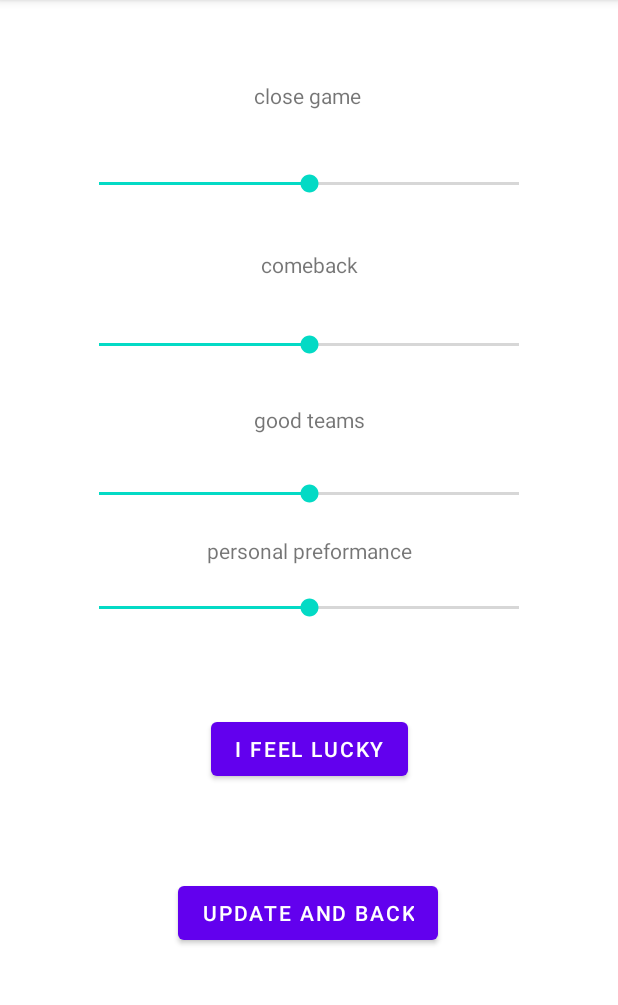
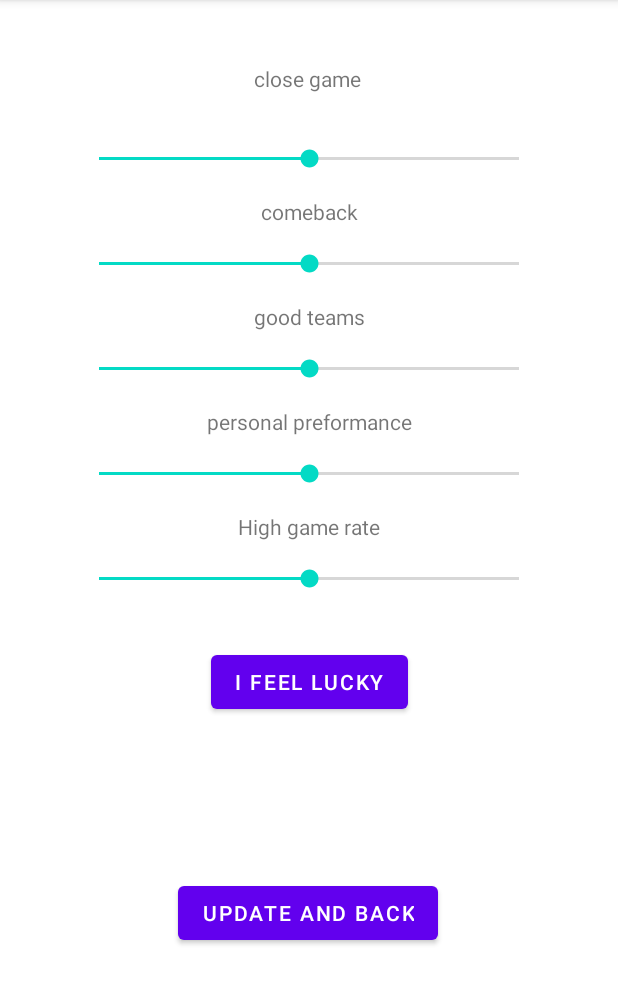
Before and after one commit to shilofed/NBA-project, an Android app: the Preference screen opened directly, with no data from a screen before it, on a phone screen of 412 x 824 dp, the part 84-1089 px from its top. Run offline under Robolectric (Android 15) with nearby library versions, the phone set to English and light mode, and no system bars; network calls fail.

Commit message:
added high game rate need to implement

```diff
--- a/NBA_Android_Studio/app/src/main/java/com/example/a2_screens/Preference.kt
+++ b/NBA_Android_Studio/app/src/main/java/com/example/a2_screens/Preference.kt
@@ -140,26 +140,31 @@ class Preference : AppCompatActivity() {
                 }
             }
         })
-//
-//        val seek4: SeekBar = findViewById(R.id.seekBar4)
-//        seek4.setOnSeekBarChangeListener(object :
-//            SeekBar.OnSeekBarChangeListener {
-//            override fun onProgressChanged(seek: SeekBar,
-//                                           progress: Int, fromUser: Boolean) {
-////                prefMap[prefArray[0]] = progress
-//
-//            }
-//
-//            override fun onStartTrackingTouch(seek: SeekBar) {
-//
-//                // write custom code for progress is started
-//            }
-//
-//            override fun onStopTrackingTouch(seek: SeekBar) {
-//
+
+        val seek4: SeekBar = findViewById(R.id.seekBar4)
+        seek4.progress = sharedPref.getInt(resources.getStringArray(R.array.types_of_game)[4], 5)
+        seek4.setOnSeekBarChangeListener(object :
+            SeekBar.OnSeekBarChangeListener {
+            override fun onProgressChanged(seek: SeekBar,
+                                           progress: Int, fromUser: Boolean) {
+//                prefMap[prefArray[0]] = progress
+
+            }
+
+            override fun onStartTrackingTouch(seek: SeekBar) {
+
+                // write custom code for progress is started
+            }
+
+            override fun onStopTrackingTouch(seek: SeekBar) {
+
 //                prefMap[prefArray[4]] = seek.progress
-//            }
-//        })
+                with(sharedPref.edit()) {
+                    putInt(prefArray[4], seek.progress)
+                    apply()
+                }
+            }
+        })
 
 
     }
--- a/NBA_Android_Studio/app/src/main/res/layout/activity_preference.xml
+++ b/NBA_Android_Studio/app/src/main/res/layout/activity_preference.xml
@@ -37,7 +37,7 @@
         android:min="0"
         app:layout_constraintBottom_toTopOf="@+id/back_button"
         app:layout_constraintTop_toTopOf="parent"
-        app:layout_constraintVertical_bias="0.135"
+        app:layout_constraintVertical_bias="0.1"
         tools:layout_editor_absoluteX="49dp" />
 
     <SeekBar
@@ -49,7 +49,7 @@
         android:min="0"
         app:layout_constraintBottom_toTopOf="@+id/back_button"
         app:layout_constraintTop_toTopOf="parent"
-        app:layout_constraintVertical_bias="0.366"
+        app:layout_constraintVertical_bias="0.25"
         tools:layout_editor_absoluteX="49dp" />
 
     <SeekBar
@@ -61,7 +61,7 @@
         android:min="0"
         app:layout_constraintBottom_toTopOf="@+id/back_button"
         app:layout_constraintTop_toTopOf="parent"
-        app:layout_constraintVertical_bias="0.579"
+        app:layout_constraintVertical_bias="0.4"
         tools:layout_editor_absoluteX="49dp" />
 
     <SeekBar
@@ -73,7 +73,19 @@
         android:min="0"
         app:layout_constraintBottom_toTopOf="@+id/back_button"
         app:layout_constraintTop_toTopOf="parent"
-        app:layout_constraintVertical_bias="0.741"
+        app:layout_constraintVertical_bias="0.55"
+        tools:layout_editor_absoluteX="16dp" />
+
+    <SeekBar
+        android:id="@+id/seekBar4"
+        android:layout_width="match_parent"
+        android:layout_height="wrap_content"
+        android:layout_margin="50dp"
+        android:max="10"
+        android:min="0"
+        app:layout_constraintBottom_toTopOf="@+id/back_button"
+        app:layout_constraintTop_toTopOf="parent"
+        app:layout_constraintVertical_bias="0.7"
         tools:layout_editor_absoluteX="16dp" />
 
     <TextView
@@ -119,4 +131,14 @@
         app:layout_constraintStart_toStartOf="parent"
         app:layout_constraintTop_toBottomOf="@+id/seekBar2" />
 
+    <TextView
+        android:id="@+id/textView10"
+        android:layout_width="wrap_content"
+        android:layout_height="wrap_content"
+        android:text="High game rate"
+        app:layout_constraintBottom_toTopOf="@+id/seekBar4"
+        app:layout_constraintEnd_toEndOf="parent"
+        app:layout_constraintStart_toStartOf="parent"
+        app:layout_constraintTop_toBottomOf="@+id/seekBar3" />
+
 </androidx.constraintlayout.widget.ConstraintLayout>
--- a/NBA_Android_Studio/app/src/main/res/values/strings.xml
+++ b/NBA_Android_Studio/app/src/main/res/values/strings.xml
@@ -12,7 +12,7 @@
         <item>Great comeback</item>
         <item>Good teams</item>
         <item>personal performance</item>
-<!--        <item>Pick for me</item>-->
+        <item>High game rate</item>
     </string-array>
 
 </resources>
```
Also changed, not shown: 2 other files.
